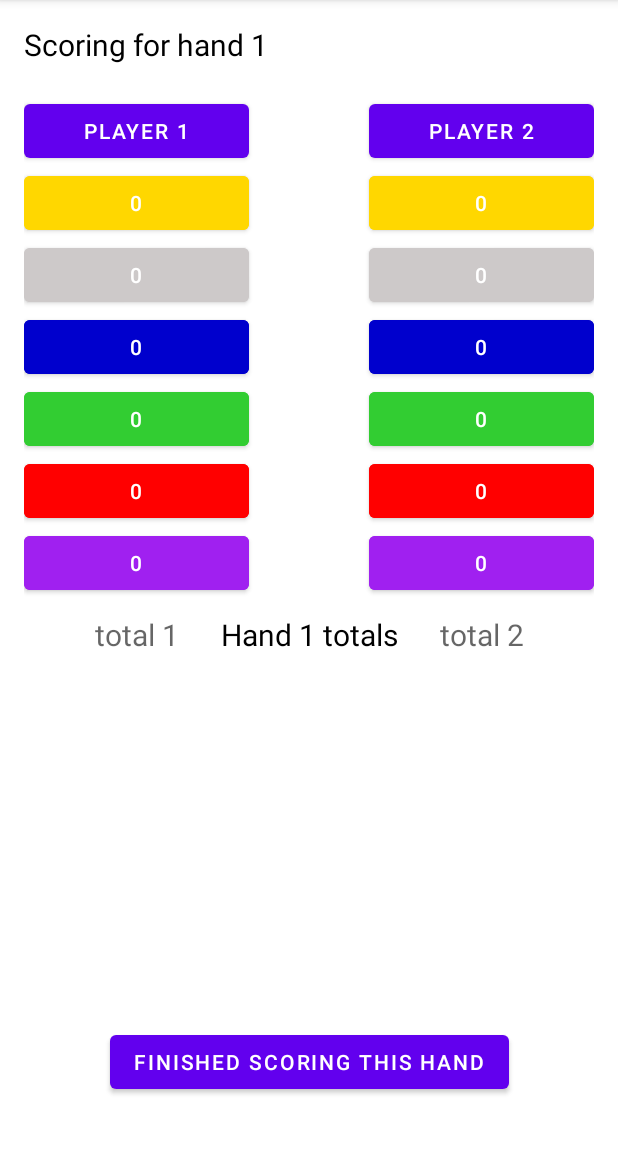
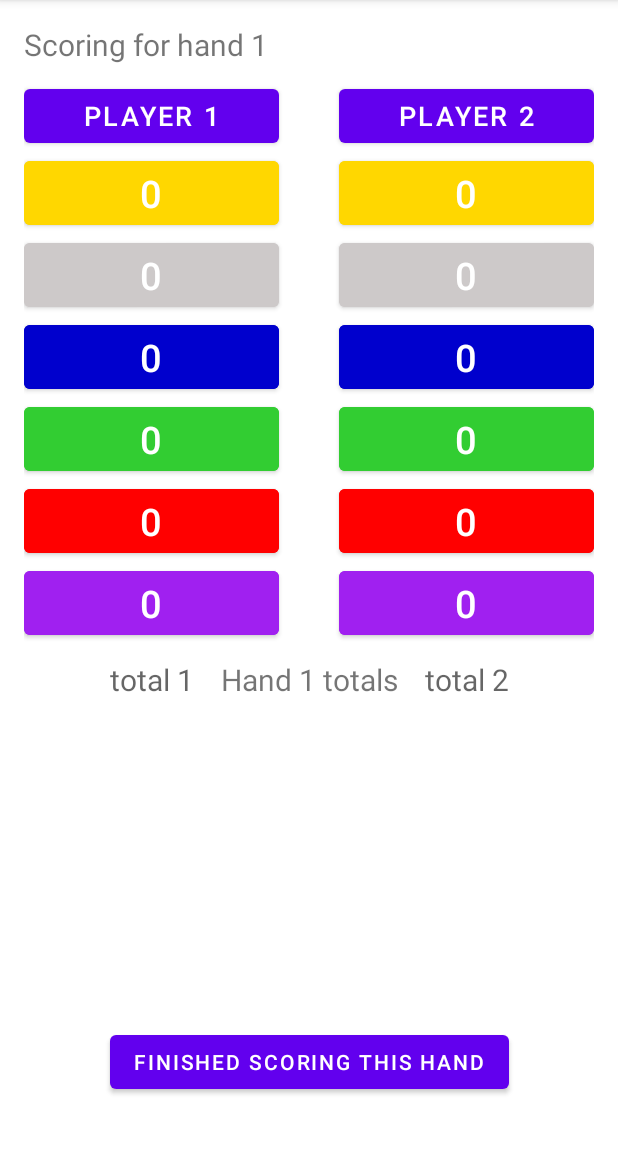
Before and after one commit to StellarsJayNorthwest/LostCities, an Android app: the HandScoringActivity screen opened directly, with no data from a screen before it, on a phone screen of 412 x 824 dp, the part 84-1236 px from its top. Run offline under Robolectric (Android 15) with nearby library versions, the phone set to English and light mode, and no system bars.

Commit message:
Remove black from some text, layout tweaks

```diff
--- a/app/src/main/res/layout/hand_scoring_activity.xml
+++ b/app/src/main/res/layout/hand_scoring_activity.xml
@@ -13,8 +13,7 @@
         android:layout_height="wrap_content"
         android:text=""
         android:hint="handTitle TextView"
-        android:textColor="@color/black"
-        android:textSize="20sp"
+        android:textSize="20dp"
         tools:layout_editor_absoluteX="16dp"
         tools:layout_editor_absoluteY="16dp" />
 
@@ -22,8 +21,9 @@
         android:id="@+id/player1Name"
         app:layout_constraintStart_toStartOf="parent"
         app:layout_constraintTop_toBottomOf="@id/handTitle"
-        android:layout_marginTop="20dp"
-        android:layout_width="150dp"
+        android:layout_marginTop="10dp"
+        android:textSize="18dp"
+        android:layout_width="170dp"
         android:layout_height="wrap_content"
         android:text=""
         android:hint="player1Name"  />
@@ -33,7 +33,8 @@
         android:backgroundTint="@color/lc_yellow_bright"
         app:layout_constraintStart_toStartOf="parent"
         app:layout_constraintTop_toBottomOf="@id/player1Name"
-        android:layout_width="150dp"
+        android:textSize="25dp"
+        android:layout_width="170dp"
         android:layout_height="wrap_content"
         android:text="0"/>
 
@@ -42,7 +43,8 @@
         android:backgroundTint="@color/lc_white_bright"
         app:layout_constraintStart_toStartOf="parent"
         app:layout_constraintTop_toBottomOf="@id/player1Yellow"
-        android:layout_width="150dp"
+        android:textSize="25dp"
+        android:layout_width="170dp"
         android:layout_height="wrap_content"
         android:text="0"/>
 
@@ -51,7 +53,8 @@
         android:backgroundTint="@color/lc_blue_bright"
         app:layout_constraintStart_toStartOf="parent"
         app:layout_constraintTop_toBottomOf="@id/player1White"
-        android:layout_width="150dp"
+        android:textSize="25dp"
+        android:layout_width="170dp"
         android:layout_height="wrap_content"
         android:text="0"/>
 
@@ -60,7 +63,8 @@
         android:backgroundTint="@color/lc_green_bright"
         app:layout_constraintStart_toStartOf="parent"
         app:layout_constraintTop_toBottomOf="@id/player1Blue"
-        android:layout_width="150dp"
+        android:textSize="25dp"
+        android:layout_width="170dp"
         android:layout_height="wrap_content"
         android:text="0"/>
 
@@ -69,7 +73,8 @@
         android:backgroundTint="@color/lc_red_bright"
         app:layout_constraintStart_toStartOf="parent"
         app:layout_constraintTop_toBottomOf="@id/player1Green"
-        android:layout_width="150dp"
+        android:textSize="25dp"
+        android:layout_width="170dp"
         android:layout_height="wrap_content"
         android:text="0"/>
 
@@ -78,7 +83,8 @@
         android:backgroundTint="@color/lc_purple_bright"
         app:layout_constraintStart_toStartOf="parent"
         app:layout_constraintTop_toBottomOf="@id/player1Red"
-        android:layout_width="150dp"
+        android:textSize="25dp"
+        android:layout_width="170dp"
         android:layout_height="wrap_content"
         android:text="0"/>
 
@@ -86,8 +92,9 @@
         android:id="@+id/player2Name"
         app:layout_constraintEnd_toEndOf="parent"
         app:layout_constraintTop_toTopOf="@id/player1Name"
-        android:layout_width="150dp"
+        android:layout_width="170dp"
         android:layout_height="wrap_content"
+        android:textSize="18dp"
         android:text=""
         android:hint="player1Name"  />
 
@@ -96,7 +103,8 @@
         android:backgroundTint="@color/lc_yellow_bright"
         app:layout_constraintEnd_toEndOf="parent"
         app:layout_constraintTop_toBottomOf="@id/player2Name"
-        android:layout_width="150dp"
+        android:textSize="25dp"
+        android:layout_width="170dp"
         android:layout_height="wrap_content"
         android:text="0"/>
 
@@ -105,7 +113,8 @@
         android:backgroundTint="@color/lc_white_bright"
         app:layout_constraintEnd_toEndOf="parent"
         app:layout_constraintTop_toBottomOf="@id/player2Yellow"
-        android:layout_width="150dp"
+        android:textSize="25dp"
+        android:layout_width="170dp"
         android:layout_height="wrap_content"
         android:text="0"/>
 
@@ -114,7 +123,8 @@
         android:backgroundTint="@color/lc_blue_bright"
         app:layout_constraintEnd_toEndOf="parent"
         app:layout_constraintTop_toBottomOf="@id/player2White"
-        android:layout_width="150dp"
+        android:textSize="25dp"
+        android:layout_width="170dp"
         android:layout_height="wrap_content"
         android:text="0"/>
 
@@ -123,7 +133,8 @@
         android:backgroundTint="@color/lc_green_bright"
         app:layout_constraintEnd_toEndOf="parent"
         app:layout_constraintTop_toBottomOf="@id/player2Blue"
-        android:layout_width="150dp"
+        android:textSize="25dp"
+        android:layout_width="170dp"
         android:layout_height="wrap_content"
         android:text="0"/>
 
@@ -132,16 +143,18 @@
         android:backgroundTint="@color/lc_red_bright"
         app:layout_constraintEnd_toEndOf="parent"
         app:layout_constraintTop_toBottomOf="@id/player2Green"
-        android:layout_width="150dp"
+        android:textSize="25dp"
+        android:layout_width="170dp"
         android:layout_height="wrap_content"
         android:text="0"/>
 
     <Button
         android:id="@+id/player2Purple"
         android:backgroundTint="@color/lc_purple_bright"
+        android:textSize="25dp"
         app:layout_constraintEnd_toEndOf="parent"
         app:layout_constraintTop_toBottomOf="@id/player2Red"
-        android:layout_width="150dp"
+        android:layout_width="170dp"
         android:layout_height="wrap_content"
         android:text="0"/>
 
@@ -149,7 +162,7 @@
 
     <TextView
         android:id="@+id/player1Total"
-        android:layout_width="150dp"
+        android:layout_width="170dp"
         android:layout_height="wrap_content"
         android:text=""
         android:hint="total 1"
@@ -157,12 +170,11 @@
         android:layout_marginTop="10dp"
         app:layout_constraintStart_toStartOf="parent"
         app:layout_constraintTop_toBottomOf="@id/player1Purple"
-        android:textColor="@color/black"
-        android:textSize="20sp" />
+        android:textSize="20dp" />
 
     <TextView
         android:id="@+id/handTotalsTitle"
-        android:layout_width="150dp"
+        android:layout_width="170dp"
         android:layout_height="wrap_content"
         android:text=""
         android:hint="Hand N totals"
@@ -170,20 +182,18 @@
         app:layout_constraintStart_toStartOf="parent"
         app:layout_constraintEnd_toEndOf="parent"
         app:layout_constraintTop_toTopOf="@id/player1Total"
-        android:textColor="@color/black"
-        android:textSize="20sp" />
+        android:textSize="20dp" />
 
     <TextView
         android:id="@+id/player2Total"
-        android:layout_width="150dp"
+        android:layout_width="170dp"
         android:layout_height="wrap_content"
         android:text=""
         android:hint="total 2"
         android:gravity="center"
         app:layout_constraintTop_toTopOf="@id/player1Total"
         app:layout_constraintEnd_toEndOf="parent"
-        android:textColor="@color/black"
-        android:textSize="20sp" />
+        android:textSize="20dp" />
 
     <Button
         android:id="@+id/doneButton"
```
